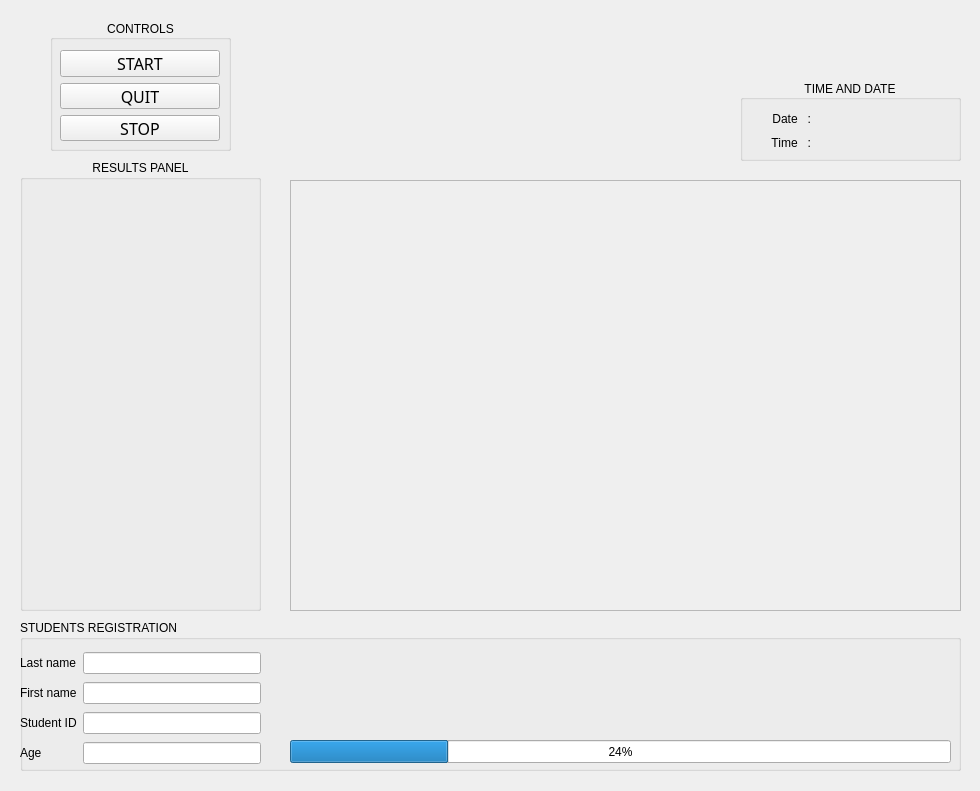
The window that gui.ui (yosagaf/attendance-system-upec) describes before a commit, drawn with Qt 5.
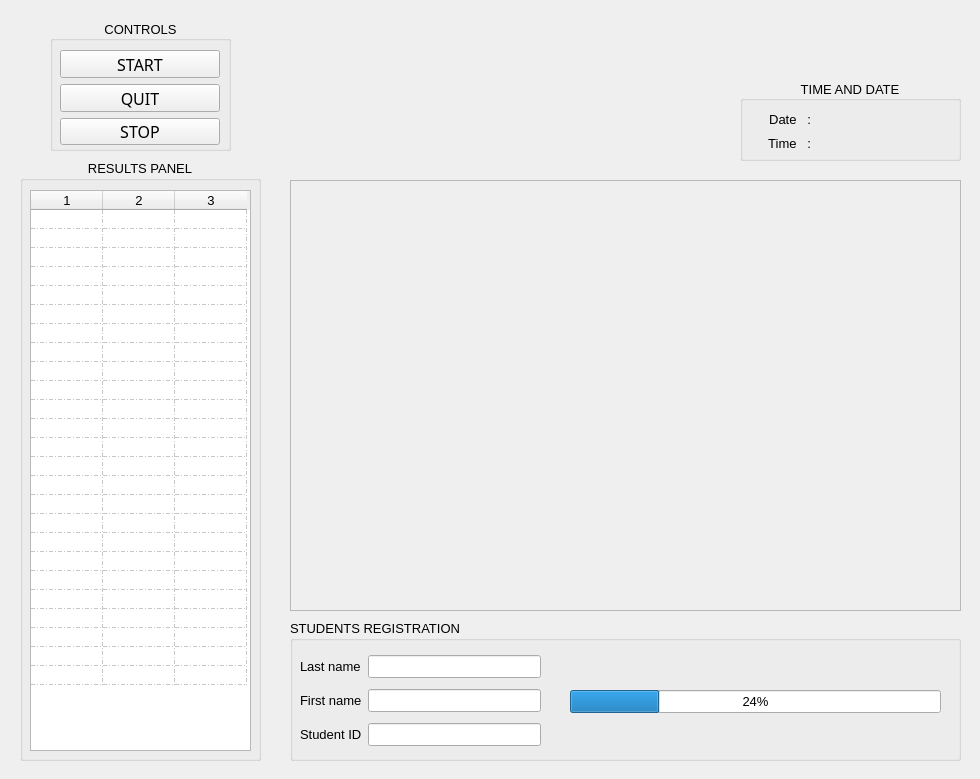
The same window after the commit. Icons and pictures are not drawn.

What changed in the file:
```diff
--- a/gui.ui
+++ b/gui.ui
@@ -7,9 +7,20 @@
     <x>0</x>
     <y>0</y>
     <width>980</width>
-    <height>791</height>
+    <height>779</height>
    </rect>
   </property>
+  <property name="sizePolicy">
+   <sizepolicy hsizetype="Preferred" vsizetype="Preferred">
+    <horstretch>3</horstretch>
+    <verstretch>3</verstretch>
+   </sizepolicy>
+  </property>
+  <property name="font">
+   <font>
+    <pointsize>10</pointsize>
+   </font>
+  </property>
   <property name="windowTitle">
    <string>MainWindow</string>
   </property>
@@ -38,6 +49,18 @@
        <height>411</height>
       </rect>
      </property>
+     <property name="sizePolicy">
+      <sizepolicy hsizetype="Preferred" vsizetype="Preferred">
+       <horstretch>3</horstretch>
+       <verstretch>3</verstretch>
+      </sizepolicy>
+     </property>
+     <property name="minimumSize">
+      <size>
+       <width>3</width>
+       <height>3</height>
+      </size>
+     </property>
      <property name="text">
       <string/>
      </property>
@@ -67,7 +90,7 @@
        <x>10</x>
        <y>30</y>
        <width>160</width>
-       <height>91</height>
+       <height>95</height>
       </rect>
      </property>
      <layout class="QVBoxLayout" name="verticalLayout_2">
@@ -119,7 +142,7 @@
       <x>20</x>
       <y>160</y>
       <width>241</width>
-      <height>451</height>
+      <height>601</height>
      </rect>
     </property>
     <property name="title">
@@ -128,18 +151,115 @@
     <property name="alignment">
      <set>Qt::AlignHCenter|Qt::AlignTop</set>
     </property>
-    <widget class="QLabel" name="display_statistics_label">
+    <widget class="QTableWidget" name="table_widget">
      <property name="geometry">
       <rect>
        <x>10</x>
-       <y>50</y>
+       <y>30</y>
        <width>221</width>
-       <height>161</height>
+       <height>561</height>
       </rect>
      </property>
-     <property name="text">
-      <string/>
+     <property name="sizePolicy">
+      <sizepolicy hsizetype="Minimum" vsizetype="Minimum">
+       <horstretch>0</horstretch>
+       <verstretch>0</verstretch>
+      </sizepolicy>
      </property>
+     <property name="minimumSize">
+      <size>
+       <width>4</width>
+       <height>4</height>
+      </size>
+     </property>
+     <property name="maximumSize">
+      <size>
+       <width>221</width>
+       <height>561</height>
+      </size>
+     </property>
+     <property name="baseSize">
+      <size>
+       <width>221</width>
+       <height>411</height>
+      </size>
+     </property>
+     <property name="font">
+      <font>
+       <pointsize>10</pointsize>
+      </font>
+     </property>
+     <property name="gridStyle">
+      <enum>Qt::DashDotLine</enum>
+     </property>
+     <property name="rowCount">
+      <number>25</number>
+     </property>
+     <property name="columnCount">
+      <number>3</number>
+     </property>
+     <attribute name="horizontalHeaderVisible">
+      <bool>true</bool>
+     </attribute>
+     <attribute name="horizontalHeaderCascadingSectionResizes">
+      <bool>false</bool>
+     </attribute>
+     <attribute name="horizontalHeaderDefaultSectionSize">
+      <number>72</number>
+     </attribute>
+     <attribute name="horizontalHeaderMinimumSectionSize">
+      <number>20</number>
+     </attribute>
+     <attribute name="horizontalHeaderShowSortIndicator" stdset="0">
+      <bool>false</bool>
+     </attribute>
+     <attribute name="verticalHeaderVisible">
+      <bool>false</bool>
+     </attribute>
+     <attribute name="verticalHeaderDefaultSectionSize">
+      <number>12</number>
+     </attribute>
+     <attribute name="verticalHeaderMinimumSectionSize">
+      <number>10</number>
+     </attribute>
+     <row/>
+     <row/>
+     <row/>
+     <row/>
+     <row/>
+     <row/>
+     <row/>
+     <row/>
+     <row/>
+     <row/>
+     <row/>
+     <row/>
+     <row/>
+     <row/>
+     <row/>
+     <row/>
+     <row/>
+     <row/>
+     <row/>
+     <row/>
+     <row/>
+     <row/>
+     <row/>
+     <row/>
+     <row/>
+     <column/>
+     <column/>
+     <column/>
+     <item row="0" column="0">
+      <property name="text">
+       <string/>
+      </property>
+      <property name="font">
+       <font>
+        <pointsize>9</pointsize>
+       </font>
+      </property>
+     </item>
     </widget>
    </widget>
    <widget class="QGroupBox" name="groupBox">
@@ -228,8 +348,8 @@
    <widget class="QLabel" name="logo_label">
     <property name="geometry">
      <rect>
-      <x>400</x>
-      <y>30</y>
+      <x>410</x>
+      <y>40</y>
       <width>231</width>
       <height>81</height>
      </rect>
@@ -250,10 +370,10 @@
    <widget class="QGroupBox" name="groupBox_2">
     <property name="geometry">
      <rect>
-      <x>20</x>
+      <x>290</x>
       <y>620</y>
-      <width>941</width>
-      <height>151</height>
+      <width>671</width>
+      <height>141</height>
      </rect>
     </property>
     <property name="title">
@@ -262,33 +382,18 @@
     <widget class="QWidget" name="gridLayoutWidget_2">
      <property name="geometry">
       <rect>
-       <x>0</x>
+       <x>10</x>
        <y>30</y>
        <width>241</width>
-       <height>120</height>
+       <height>101</height>
       </rect>
      </property>
      <layout class="QGridLayout" name="gridLayout_2">
-      <item row="3" column="0">
-       <widget class="QLabel" name="label_2">
-        <property name="text">
-         <string>Age</string>
-        </property>
-       </widget>
+      <item row="0" column="1">
+       <widget class="QLineEdit" name="lineEdit"/>
       </item>
-      <item row="1" column="0">
-       <widget class="QLabel" name="label_3">
-        <property name="text">
-         <string>First name</string>
-        </property>
-       </widget>
-      </item>
-      <item row="0" column="0">
-       <widget class="QLabel" name="label_4">
-        <property name="text">
-         <string>Last name</string>
-        </property>
-       </widget>
+      <item row="2" column="1">
+       <widget class="QLineEdit" name="lineEdit_3"/>
       </item>
       <item row="2" column="0">
        <widget class="QLabel" name="label">
@@ -297,26 +402,31 @@
         </property>
        </widget>
       </item>
-      <item row="0" column="1">
-       <widget class="QLineEdit" name="lineEdit"/>
+      <item row="0" column="0">
+       <widget class="QLabel" name="label_4">
+        <property name="text">
+         <string>Last name</string>
+        </property>
+       </widget>
       </item>
       <item row="1" column="1">
        <widget class="QLineEdit" name="lineEdit_2"/>
       </item>
-      <item row="2" column="1">
-       <widget class="QLineEdit" name="lineEdit_3"/>
-      </item>
-      <item row="3" column="1">
-       <widget class="QLineEdit" name="lineEdit_4"/>
+      <item row="1" column="0">
+       <widget class="QLabel" name="label_3">
+        <property name="text">
+         <string>First name</string>
+        </property>
+       </widget>
       </item>
      </layout>
     </widget>
     <widget class="QProgressBar" name="progressBar">
      <property name="geometry">
       <rect>
-       <x>270</x>
-       <y>120</y>
-       <width>661</width>
+       <x>280</x>
+       <y>70</y>
+       <width>371</width>
        <height>23</height>
       </rect>
      </property>
```
